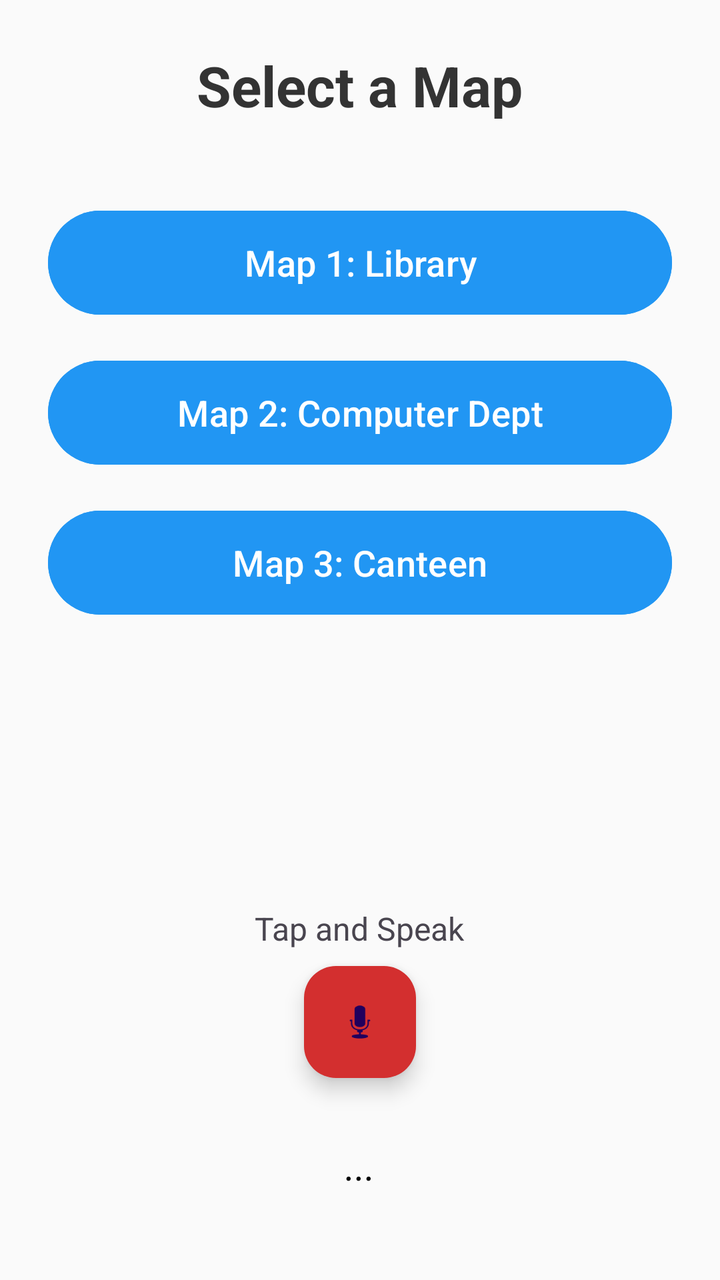
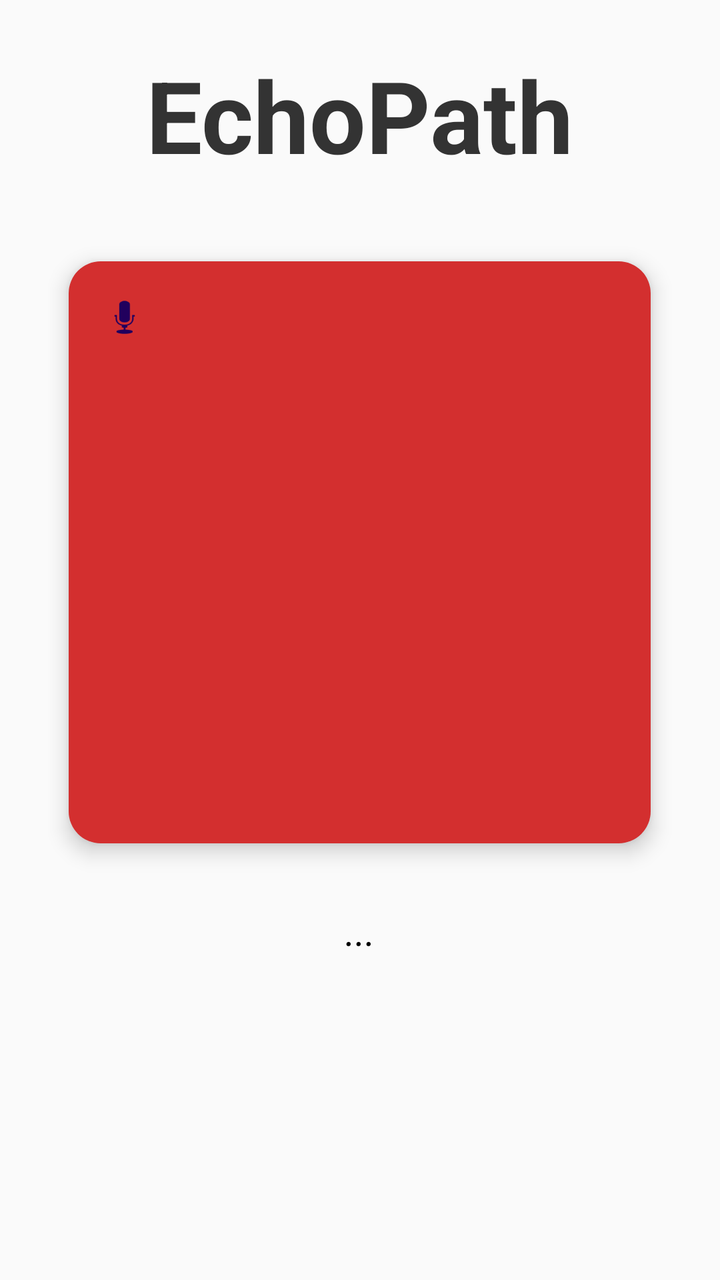

The first picture is an Android layout as it rendered before a commit; the second is the same layout after the commit. The layout source and the unified diff follow.
<!-- AndroidManifest.xml: application theme Theme.IndoorNav -->
<!-- res/layout/activity_main.xml -->
<?xml version="1.0" encoding="utf-8"?>
<LinearLayout xmlns:android="http://schemas.android.com/apk/res/android"
    xmlns:app="http://schemas.android.com/apk/res-auto"
    android:layout_width="match_parent"
    android:layout_height="match_parent"
    android:orientation="vertical"
    android:padding="24dp"
    android:gravity="center_horizontal"
    android:background="#FAFAFA">

    <TextView
        android:id="@+id/txtStatus"
        android:layout_width="wrap_content"
        android:layout_height="wrap_content"
        android:text="Select a Map"
        android:textSize="28sp"
        android:textStyle="bold"
        android:textColor="#333333"
        android:layout_marginBottom="40dp"/>

    <Button
        android:id="@+id/btnMap1"
        android:layout_width="match_parent"
        android:layout_height="60dp"
        android:text="Map 1: Library"
        android:textSize="18sp"
        android:backgroundTint="#2196F3"/>

    <Button
        android:id="@+id/btnMap2"
        android:layout_width="match_parent"
        android:layout_height="60dp"
        android:text="Map 2: Computer Dept"
        android:textSize="18sp"
        android:backgroundTint="#2196F3"
        android:layout_marginTop="15dp"/>

    <Button
        android:id="@+id/btnMap3"
        android:layout_width="match_parent"
        android:layout_height="60dp"
        android:text="Map 3: Canteen"
        android:textSize="18sp"
        android:backgroundTint="#2196F3"
        android:layout_marginTop="15dp"/>

    <View android:layout_width="match_parent" android:layout_height="0dp" android:layout_weight="1"/>

    <TextView
        android:layout_width="wrap_content"
        android:layout_height="wrap_content"
        android:text="Tap and Speak"
        android:textSize="16sp"
        android:layout_marginBottom="8dp"/>

    <com.google.android.material.floatingactionbutton.FloatingActionButton
        android:id="@+id/btnMic"
        android:layout_width="wrap_content"
        android:layout_height="wrap_content"
        android:src="@android:drawable/ic_btn_speak_now"
        app:backgroundTint="#D32F2F"
        app:fabSize="normal"
        android:contentDescription="Mic" />

    <TextView
        android:id="@+id/txtInstruction"
        android:layout_width="match_parent"
        android:layout_height="wrap_content"
        android:text="..."
        android:textSize="20sp"
        android:textStyle="italic"
        android:textAlignment="center"
        android:layout_marginTop="30dp"
        android:layout_marginBottom="20dp"
        android:textColor="#000000"/>

</LinearLayout>
<!-- resources referenced by this layout -->
<resources>
  <style name="Theme.IndoorNav" parent="Base.Theme.IndoorNav" />
  <style name="Base.Theme.IndoorNav" parent="Theme.Material3.DayNight.NoActionBar">
          
          
      </style>
</resources>

<!-- the commit's change to res/layout/activity_main.xml (unified diff, before → after) -->
@@ -12,55 +12,51 @@
         android:id="@+id/txtStatus"
         android:layout_width="wrap_content"
         android:layout_height="wrap_content"
-        android:text="Select a Map"
-        android:textSize="28sp"
+        android:text="EchoPath"
+        android:textSize="50sp"
         android:textStyle="bold"
         android:textColor="#333333"
         android:layout_marginBottom="40dp"/>
 
-    <Button
-        android:id="@+id/btnMap1"
-        android:layout_width="match_parent"
-        android:layout_height="60dp"
-        android:text="Map 1: Library"
-        android:textSize="18sp"
-        android:backgroundTint="#2196F3"/>
 
-    <Button
-        android:id="@+id/btnMap2"
-        android:layout_width="match_parent"
-        android:layout_height="60dp"
-        android:text="Map 2: Computer Dept"
-        android:textSize="18sp"
-        android:backgroundTint="#2196F3"
-        android:layout_marginTop="15dp"/>
 
-    <Button
-        android:id="@+id/btnMap3"
-        android:layout_width="match_parent"
-        android:layout_height="60dp"
-        android:text="Map 3: Canteen"
-        android:textSize="18sp"
-        android:backgroundTint="#2196F3"
-        android:layout_marginTop="15dp"/>
 
-    <View android:layout_width="match_parent" android:layout_height="0dp" android:layout_weight="1"/>
 
-    <TextView
-        android:layout_width="wrap_content"
-        android:layout_height="wrap_content"
-        android:text="Tap and Speak"
-        android:textSize="16sp"
-        android:layout_marginBottom="8dp"/>
+
+
+
+
+
+
+
+
+
+
+
+
+
+
+
+
+
+
+
+
+
+
+
 
     <com.google.android.material.floatingactionbutton.FloatingActionButton
         android:id="@+id/btnMic"
-        android:layout_width="wrap_content"
-        android:layout_height="wrap_content"
+        android:layout_width="323dp"
+        android:layout_height="291dp"
+        android:layout_gravity="center"
+        android:contentDescription="Mic"
         android:src="@android:drawable/ic_btn_speak_now"
         app:backgroundTint="#D32F2F"
         app:fabSize="normal"
-        android:contentDescription="Mic" />
+        android:scaleType="center" />
+
 
     <TextView
         android:id="@+id/txtInstruction"
